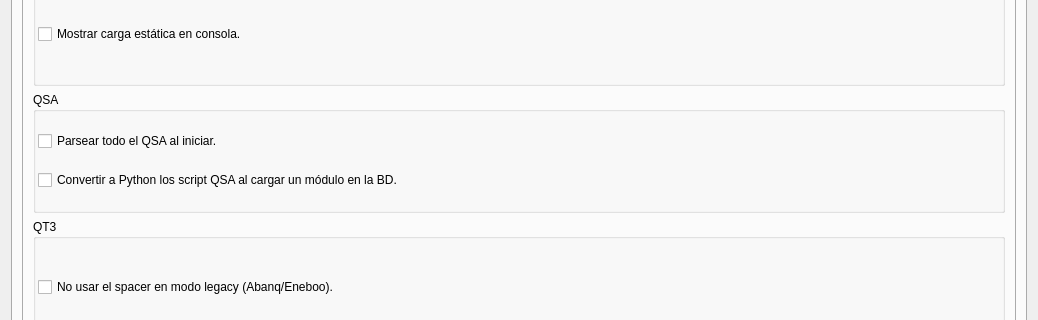
Before: the Qt Designer form pineboolib/system_module/forms/ebcomportamiento.ui in Aulla/pineboo, drawn with Qt 5; both pictures show x 0 to 1038 and y 141 to 461 of the 1038 by 920 pixel window.
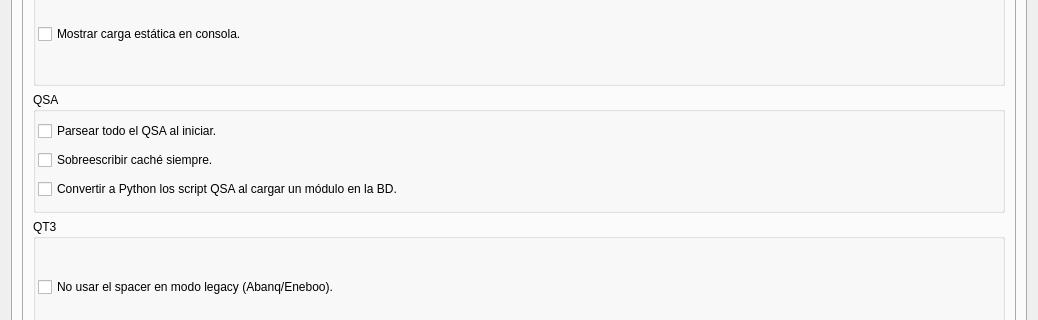
After: the same form once the commit is applied.

Commit message: noPythonCache se puede activar en opciones de comportamiento

Diff of the .ui file:
```diff
--- a/pineboolib/system_module/forms/ebcomportamiento.ui
+++ b/pineboolib/system_module/forms/ebcomportamiento.ui
@@ -381,6 +381,13 @@
                 </property>
                </widget>
               </item>
+              <item>
+               <widget class="QCheckBox" name="cbNoPythonCache">
+                <property name="text">
+                 <string>Sobreescribir caché siempre.</string>
+                </property>
+               </widget>
+              </item>
               <item>
                <widget class="QCheckBox" name="cbParseModulesOnLoad">
                 <property name="text">
```
The commit also changes 3 other files.
